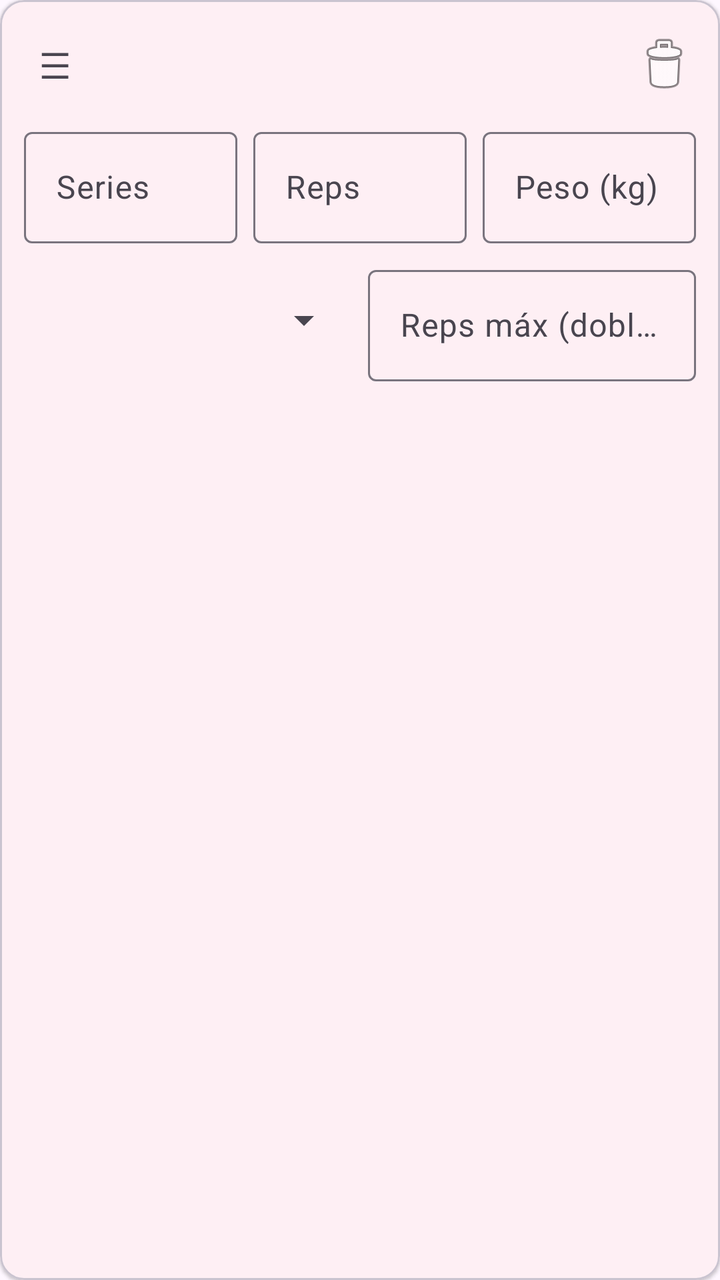
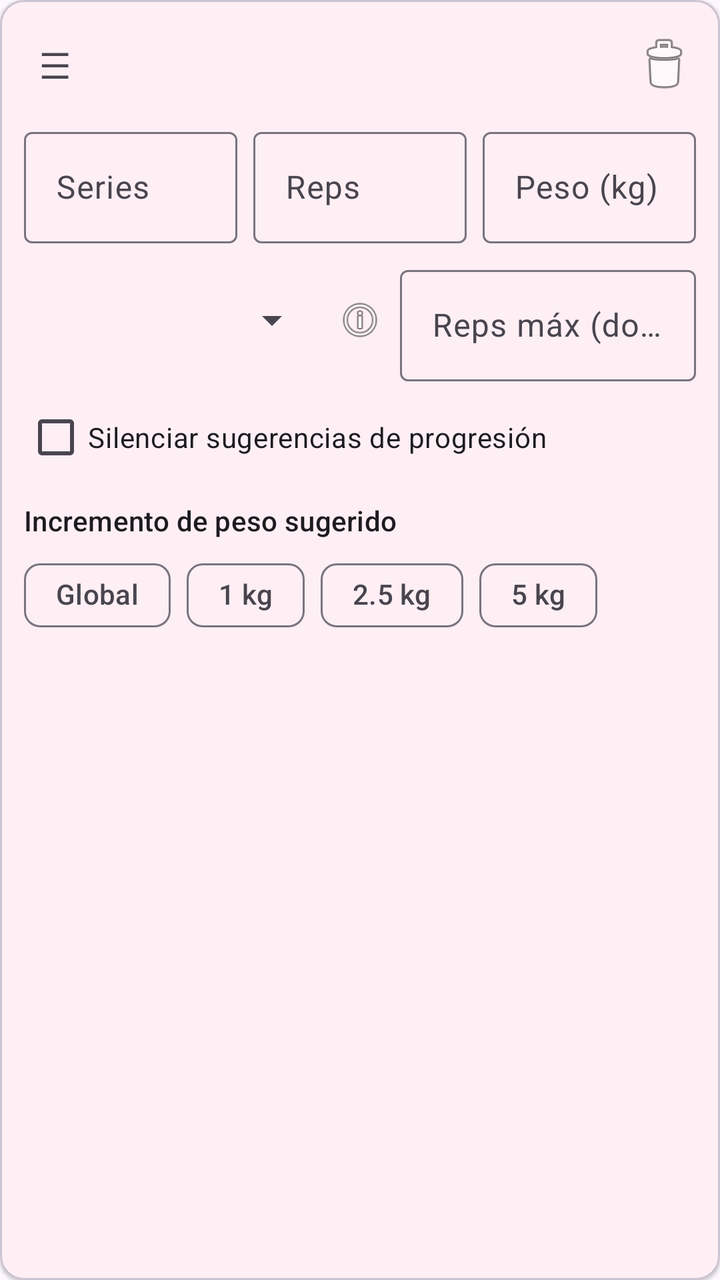

The first picture is an Android layout as it rendered before a commit; the second is the same layout after the commit. The layout source and the unified diff follow.
<!-- AndroidManifest.xml: application theme Theme.IronQuest -->
<!-- res/layout/item_ejercicio_rutina_edit.xml -->
<?xml version="1.0" encoding="utf-8"?>
<com.google.android.material.card.MaterialCardView xmlns:android="http://schemas.android.com/apk/res/android"
    xmlns:app="http://schemas.android.com/apk/res-auto"
    android:layout_width="match_parent"
    android:layout_height="wrap_content"
    android:layout_marginBottom="8dp"
    app:cardElevation="1dp">

    <LinearLayout
        android:layout_width="match_parent"
        android:layout_height="wrap_content"
        android:orientation="vertical"
        android:padding="12dp">

        <LinearLayout
            android:layout_width="match_parent"
            android:layout_height="wrap_content"
            android:orientation="horizontal"
            android:gravity="center_vertical">

            <TextView
                android:id="@+id/icon_arrastrar_ejercicio"
                android:layout_width="wrap_content"
                android:layout_height="wrap_content"
                android:padding="8dp"
                android:text="☰"
                android:textSize="18sp"
                android:contentDescription="Arrastrar para reordenar" />

            <TextView
                android:id="@+id/text_nombre_ejercicio"
                android:layout_width="0dp"
                android:layout_height="wrap_content"
                android:layout_weight="1"
                android:textStyle="bold"
                android:textSize="16sp" />

            <ImageButton
                android:id="@+id/button_editar_nombre_ejercicio"
                android:layout_width="wrap_content"
                android:layout_height="wrap_content"
                android:background="?attr/selectableItemBackgroundBorderless"
                android:contentDescription="Editar ejercicio personalizado"
                android:src="@android:drawable/ic_menu_edit"
                android:visibility="gone" />

            <ImageButton
                android:id="@+id/button_quitar_ejercicio"
                android:layout_width="wrap_content"
                android:layout_height="wrap_content"
                android:background="?attr/selectableItemBackgroundBorderless"
                android:contentDescription="Quitar ejercicio"
                android:src="@android:drawable/ic_menu_delete" />
        </LinearLayout>

        <TextView
            android:id="@+id/text_aviso_migracion"
            android:layout_width="match_parent"
            android:layout_height="wrap_content"
            android:layout_marginTop="4dp"
            android:text="Sin técnica — reemplázalo en la migración o márcalo como tuyo"
            android:textSize="12sp"
            android:textColor="@color/cumplimiento_bajo"
            android:visibility="gone" />

        <LinearLayout
            android:id="@+id/row_badge_info_ejercicio_rutina"
            android:layout_width="match_parent"
            android:layout_height="wrap_content"
            android:layout_marginTop="8dp"
            android:orientation="horizontal"
            android:gravity="center_vertical"
            android:visibility="gone">

            <TextView
                android:id="@+id/badge_musculo_objetivo_rutina"
                android:layout_width="wrap_content"
                android:layout_height="wrap_content"
                android:background="@drawable/bg_badge_musculo_objetivo"
                android:paddingStart="10dp"
                android:paddingEnd="10dp"
                android:paddingTop="3dp"
                android:paddingBottom="3dp"
                android:textColor="@color/ironquest_on_orange_container"
                android:textSize="12sp"
                android:textStyle="bold" />

            <View
                android:layout_width="0dp"
                android:layout_height="1dp"
                android:layout_weight="1" />

            <ImageButton
                android:id="@+id/button_info_ejercicio_rutina"
                android:layout_width="wrap_content"
                android:layout_height="wrap_content"
                android:layout_marginStart="8dp"
                android:background="?attr/selectableItemBackgroundBorderless"
                android:contentDescription="Ver información del ejercicio"
                android:src="@android:drawable/ic_menu_info_details" />

            <ImageButton
                android:id="@+id/button_toggle_gif_rutina"
                android:layout_width="wrap_content"
                android:layout_height="wrap_content"
                android:layout_marginStart="4dp"
                android:background="?attr/selectableItemBackgroundBorderless"
                android:contentDescription="Ocultar o mostrar el GIF de técnica"
                android:src="@android:drawable/ic_menu_gallery" />
        </LinearLayout>

        <pl.droidsonroids.gif.GifImageView
            android:id="@+id/gif_ejercicio_rutina"
            android:layout_width="match_parent"
            android:layout_height="160dp"
            android:layout_marginTop="8dp"
            android:background="@color/ironquest_orange_container"
            android:scaleType="fitCenter"
            android:visibility="gone" />

        <LinearLayout
            android:id="@+id/container_info_ejercicio_rutina"
            android:layout_width="match_parent"
            android:layout_height="wrap_content"
            android:layout_marginTop="8dp"
            android:orientation="vertical"
            android:visibility="gone">

            <TextView
                android:id="@+id/text_musculo_objetivo_info_rutina"
                android:layout_width="match_parent"
                android:layout_height="wrap_content"
                android:textSize="13sp"
                android:visibility="gone" />

            <TextView
                android:id="@+id/text_musculos_secundarios_info_rutina"
                android:layout_width="match_parent"
                android:layout_height="wrap_content"
                android:textSize="13sp"
                android:visibility="gone" />

            <TextView
                android:id="@+id/text_instrucciones_info_rutina"
                android:layout_width="match_parent"
                android:layout_height="wrap_content"
                android:layout_marginTop="4dp"
                android:textSize="13sp"
                android:visibility="gone" />
        </LinearLayout>

        <LinearLayout
            android:layout_width="match_parent"
            android:layout_height="wrap_content"
            android:orientation="horizontal"
            android:layout_marginTop="8dp">

            <com.google.android.material.textfield.TextInputLayout
                android:layout_width="0dp"
                android:layout_height="wrap_content"
                android:layout_weight="1"
                android:layout_marginEnd="4dp"
                android:hint="Series">

                <com.google.android.material.textfield.TextInputEditText
                    android:id="@+id/edit_series"
                    android:layout_width="match_parent"
                    android:layout_height="wrap_content"
                    android:inputType="number" />
            </com.google.android.material.textfield.TextInputLayout>

            <com.google.android.material.textfield.TextInputLayout
                android:layout_width="0dp"
                android:layout_height="wrap_content"
                android:layout_weight="1"
                android:layout_marginStart="4dp"
                android:layout_marginEnd="4dp"
                android:hint="Reps">

                <com.google.android.material.textfield.TextInputEditText
                    android:id="@+id/edit_repeticiones"
                    android:layout_width="match_parent"
                    android:layout_height="wrap_content"
                    android:inputType="number" />
            </com.google.android.material.textfield.TextInputLayout>

            <com.google.android.material.textfield.TextInputLayout
                android:layout_width="0dp"
                android:layout_height="wrap_content"
                android:layout_weight="1"
                android:layout_marginStart="4dp"
                android:hint="Peso (kg)">

                <com.google.android.material.textfield.TextInputEditText
                    android:id="@+id/edit_peso"
                    android:layout_width="match_parent"
                    android:layout_height="wrap_content"
                    android:inputType="numberDecimal" />
            </com.google.android.material.textfield.TextInputLayout>

        </LinearLayout>

        <LinearLayout
            android:layout_width="match_parent"
            android:layout_height="wrap_content"
            android:orientation="horizontal"
            android:layout_marginTop="8dp"
            android:gravity="center_vertical">

            <Spinner
                android:id="@+id/spinner_esquema_progresion"
                android:layout_width="0dp"
                android:layout_height="wrap_content"
                android:layout_weight="1"
                android:layout_marginEnd="4dp" />

            <com.google.android.material.textfield.TextInputLayout
                android:layout_width="0dp"
                android:layout_height="wrap_content"
                android:layout_weight="1"
                android:layout_marginStart="4dp"
                android:hint="Reps máx (doble prog.)">

                <com.google.android.material.textfield.TextInputEditText
                    android:id="@+id/edit_repeticiones_max"
                    android:layout_width="match_parent"
                    android:layout_height="wrap_content"
                    android:inputType="number" />
            </com.google.android.material.textfield.TextInputLayout>

        </LinearLayout>

    </LinearLayout>

</com.google.android.material.card.MaterialCardView>
<!-- resources referenced by this layout -->
<resources>
  <color name="cumplimiento_bajo">#E53935</color>
  <color name="ironquest_on_orange_container">#3A0D00</color>
  <color name="ironquest_orange_container">#FFDBCE</color>
  <!-- drawable bg_badge_musculo_objetivo (drawable) -->
  <?xml version="1.0" encoding="utf-8"?>
  <shape xmlns:android="http://schemas.android.com/apk/res/android" android:shape="rectangle">
      <solid android:color="@color/ironquest_orange_container" />
      <corners android:radius="12dp" />
  </shape>
  <style name="Theme.IronQuest" parent="Theme.Material3.DayNight.NoActionBar">
          <item name="colorPrimary">@color/ironquest_orange</item>
          <item name="colorOnPrimary">@color/ironquest_on_orange</item>
          <item name="colorPrimaryContainer">@color/ironquest_orange_container</item>
          <item name="colorOnPrimaryContainer">@color/ironquest_on_orange_container</item>
          <item name="colorSecondary">@color/ironquest_orange_dark</item>
          <item name="colorOnSecondary">@color/ironquest_on_orange</item>
          <item name="colorSecondaryContainer">@color/ironquest_orange_light</item>
          <item name="colorOnSecondaryContainer">@color/ironquest_on_orange_container</item>
          <item name="colorTertiary">@color/ironquest_orange_dark</item>
  
          <item name="bottomNavigationStyle">@style/Widget.IronQuest.BottomNavigationView</item>
          <item name="android:statusBarColor">?attr/colorSurface</item>
          <item name="android:windowLightStatusBar">@bool/window_light_status_bar</item>
      </style>
  <color name="ironquest_orange">#FF6B35</color>
  <color name="ironquest_on_orange">#FFFFFF</color>
  <color name="ironquest_orange_dark">#E8571F</color>
  <color name="ironquest_orange_light">#FFB199</color>
  <style name="Widget.IronQuest.BottomNavigationView" parent="Widget.Material3.BottomNavigationView">
          <item name="itemIconTint">@color/nav_item_color</item>
          <item name="itemTextColor">@color/nav_item_color</item>
          <item name="itemActiveIndicatorStyle">@style/Widget.IronQuest.BottomNavigation.ActiveIndicator</item>
      </style>
  <style name="Widget.IronQuest.BottomNavigation.ActiveIndicator" parent="Widget.Material3.BottomNavigationView.ActiveIndicator">
          <item name="android:color">@android:color/transparent</item>
      </style>
</resources>

<!-- the commit's change to res/layout/item_ejercicio_rutina_edit.xml (unified diff, before → after) -->
@@ -214,6 +214,17 @@
                 android:layout_weight="1"
                 android:layout_marginEnd="4dp" />
 
+            <ImageView
+                android:id="@+id/button_info_progresion"
+                android:layout_width="24dp"
+                android:layout_height="24dp"
+                android:layout_marginStart="4dp"
+                android:layout_marginEnd="4dp"
+                android:clickable="true"
+                android:contentDescription="Ver info sobre esquemas de progresión"
+                android:focusable="true"
+                android:src="@android:drawable/ic_menu_info_details" />
+
             <com.google.android.material.textfield.TextInputLayout
                 android:layout_width="0dp"
                 android:layout_height="wrap_content"
@@ -230,6 +241,59 @@
 
         </LinearLayout>
 
+        <CheckBox
+            android:id="@+id/check_silenciar_sugerencia"
+            android:layout_width="match_parent"
+            android:layout_height="wrap_content"
+            android:layout_marginTop="4dp"
+            android:text="Silenciar sugerencias de progresión"
+            android:textSize="14sp" />
+
+        <TextView
+            android:layout_width="match_parent"
+            android:layout_height="wrap_content"
+            android:layout_marginTop="8dp"
+            android:text="Incremento de peso sugerido"
+            android:textAppearance="?attr/textAppearanceLabelLarge" />
+
+        <com.google.android.material.chip.ChipGroup
+            android:id="@+id/chip_group_incremento_ejercicio"
+            android:layout_width="match_parent"
+            android:layout_height="wrap_content"
+            android:layout_marginTop="4dp"
+            app:selectionRequired="true"
+            app:singleSelection="true">
+
+            <com.google.android.material.chip.Chip
+                android:id="@+id/chip_incremento_global"
+                style="@style/Widget.Material3.Chip.Filter"
+                android:layout_width="wrap_content"
+                android:layout_height="wrap_content"
+                android:text="Global" />
+
+            <com.google.android.material.chip.Chip
+                android:id="@+id/chip_incremento_1"
+                style="@style/Widget.Material3.Chip.Filter"
+                android:layout_width="wrap_content"
+                android:layout_height="wrap_content"
+                android:text="1 kg" />
+
+            <com.google.android.material.chip.Chip
+                android:id="@+id/chip_incremento_2_5"
+                style="@style/Widget.Material3.Chip.Filter"
+                android:layout_width="wrap_content"
+                android:layout_height="wrap_content"
+                android:text="2.5 kg" />
+
+            <com.google.android.material.chip.Chip
+                android:id="@+id/chip_incremento_5"
+                style="@style/Widget.Material3.Chip.Filter"
+                android:layout_width="wrap_content"
+                android:layout_height="wrap_content"
+                android:text="5 kg" />
+
+        </com.google.android.material.chip.ChipGroup>
+
     </LinearLayout>
 
 </com.google.android.material.card.MaterialCardView>
